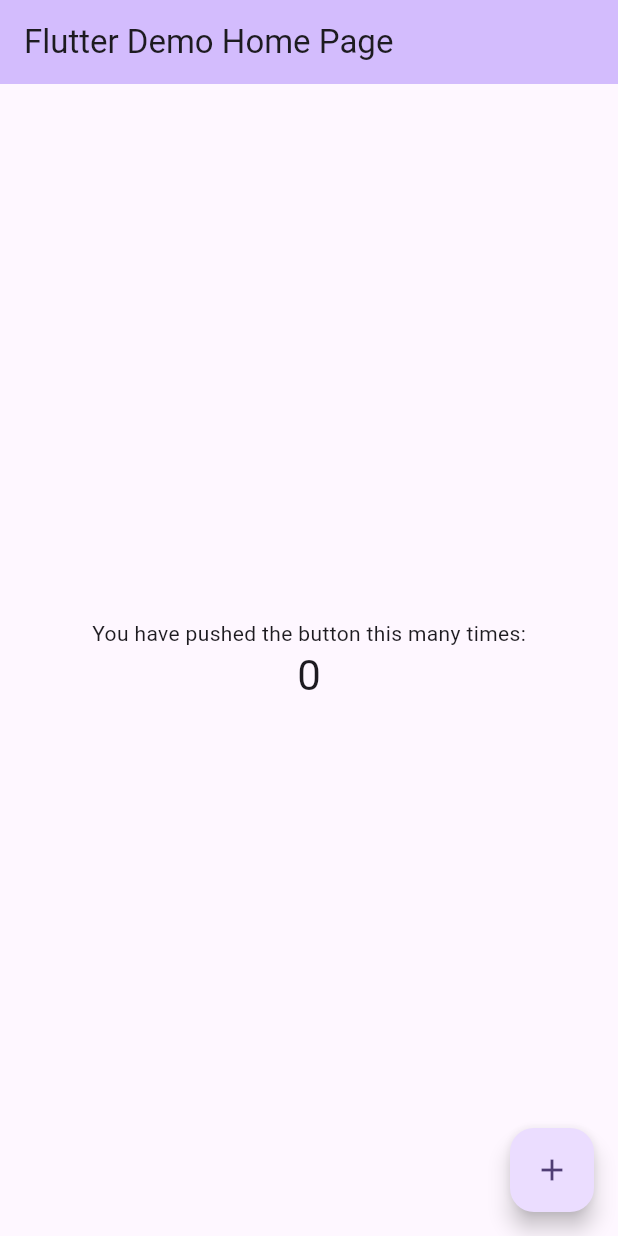
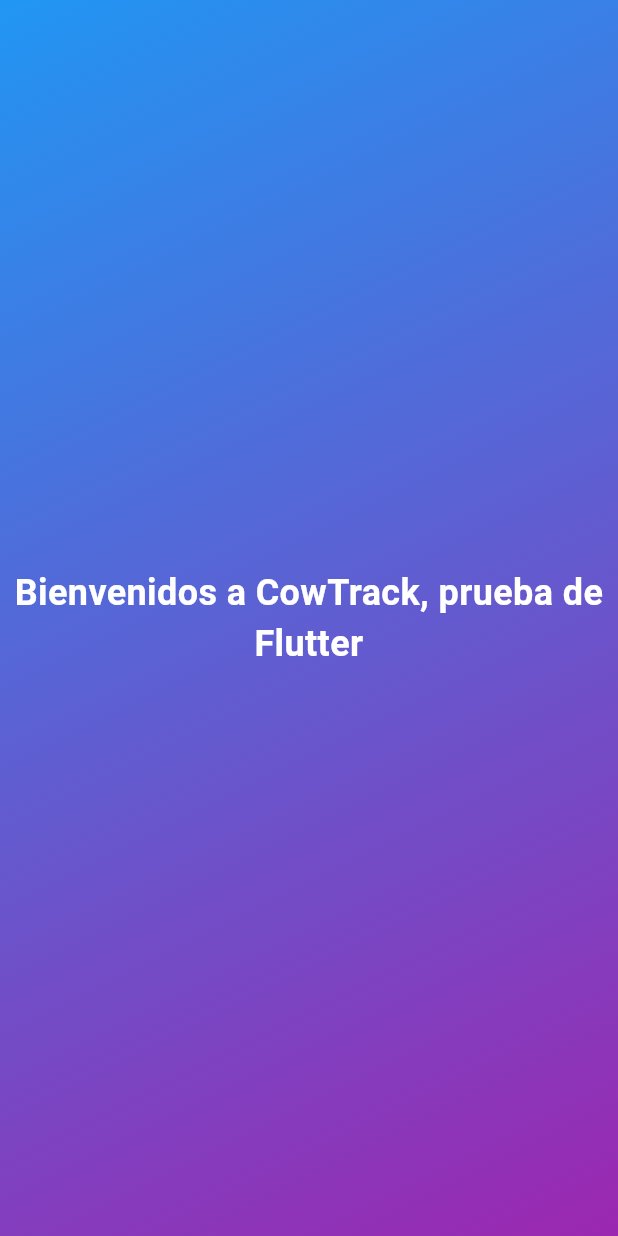
Before and after one commit to AlexGoodD/CowTrack, a Flutter app: the screen it shows after launch, on a phone screen of 412 x 824 dp. Run offline on Flutter 3.47's test engine with Material 3 defaults, Android fonts, the phone set to English and light mode, and no system bars.

Commit message:
Main test

```diff
--- a/lib/main.dart
+++ b/lib/main.dart
@@ -7,119 +7,47 @@
 class MyApp extends StatelessWidget {
   const MyApp({super.key});
 
-  // This widget is the root of your application.
   @override
   Widget build(BuildContext context) {
     return MaterialApp(
       title: 'Flutter Demo',
       theme: ThemeData(
-        // This is the theme of your application.
-        //
-        // TRY THIS: Try running your application with "flutter run". You'll see
-        // the application has a purple toolbar. Then, without quitting the app,
-        // try changing the seedColor in the colorScheme below to Colors.green
-        // and then invoke "hot reload" (save your changes or press the "hot
-        // reload" button in a Flutter-supported IDE, or press "r" if you used
-        // the command line to start the app).
-        //
-        // Notice that the counter didn't reset back to zero; the application
-        // state is not lost during the reload. To reset the state, use hot
-        // restart instead.
-        //
-        // This works for code too, not just values: Most code changes can be
-        // tested with just a hot reload.
         colorScheme: ColorScheme.fromSeed(seedColor: Colors.deepPurple),
         useMaterial3: true,
       ),
-      home: const MyHomePage(title: 'Flutter Demo Home Page'),
+      home: const MyHomePage(title: 'Flutter Demo'),
     );
   }
 }
 
-class MyHomePage extends StatefulWidget {
+class MyHomePage extends StatelessWidget {
   const MyHomePage({super.key, required this.title});
-
-  // This widget is the home page of your application. It is stateful, meaning
-  // that it has a State object (defined below) that contains fields that affect
-  // how it looks.
-
-  // This class is the configuration for the state. It holds the values (in this
-  // case the title) provided by the parent (in this case the App widget) and
-  // used by the build method of the State. Fields in a Widget subclass are
-  // always marked "final".
 
   final String title;
 
   @override
-  State<MyHomePage> createState() => _MyHomePageState();
-}
-
-class _MyHomePageState extends State<MyHomePage> {
-  int _counter = 0;
-
-  void _incrementCounter() {
-    setState(() {
-      // This call to setState tells the Flutter framework that something has
-      // changed in this State, which causes it to rerun the build method below
-      // so that the display can reflect the updated values. If we changed
-      // _counter without calling setState(), then the build method would not be
-      // called again, and so nothing would appear to happen.
-      _counter++;
-    });
-  }
-
-  @override
   Widget build(BuildContext context) {
-    // This method is rerun every time setState is called, for instance as done
-    // by the _incrementCounter method above.
-    //
-    // The Flutter framework has been optimized to make rerunning build methods
-    // fast, so that you can just rebuild anything that needs updating rather
-    // than having to individually change instances of widgets.
     return Scaffold(
-      appBar: AppBar(
-        // TRY THIS: Try changing the color here to a specific color (to
-        // Colors.amber, perhaps?) and trigger a hot reload to see the AppBar
-        // change color while the other colors stay the same.
-        backgroundColor: Theme.of(context).colorScheme.inversePrimary,
-        // Here we take the value from the MyHomePage object that was created by
-        // the App.build method, and use it to set our appbar title.
-        title: Text(widget.title),
-      ),
-      body: Center(
-        // Center is a layout widget. It takes a single child and positions it
-        // in the middle of the parent.
-        child: Column(
-          // Column is also a layout widget. It takes a list of children and
-          // arranges them vertically. By default, it sizes itself to fit its
-          // children horizontally, and tries to be as tall as its parent.
-          //
-          // Column has various properties to control how it sizes itself and
-          // how it positions its children. Here we use mainAxisAlignment to
-          // center the children vertically; the main axis here is the vertical
-          // axis because Columns are vertical (the cross axis would be
-          // horizontal).
-          //
-          // TRY THIS: Invoke "debug painting" (choose the "Toggle Debug Paint"
-          // action in the IDE, or press "p" in the console), to see the
-          // wireframe for each widget.
-          mainAxisAlignment: MainAxisAlignment.center,
-          children: <Widget>[
-            const Text(
-              'You have pushed the button this many times:',
+      body: Container(
+        decoration: const BoxDecoration(
+          gradient: LinearGradient(
+            colors: [Colors.blue, Colors.purple],
+            begin: Alignment.topLeft,
+            end: Alignment.bottomRight,
+          ),
+        ),
+        child: const Center(
+          child: Text(
+            'Bienvenidos a CowTrack, prueba de Flutter',
+            style: TextStyle(
+              fontSize: 24,
+              fontWeight: FontWeight.bold,
+              color: Colors.white,
             ),
-            Text(
-              '$_counter',
-              style: Theme.of(context).textTheme.headlineMedium,
-            ),
-          ],
+            textAlign: TextAlign.center,
+          ),
         ),
       ),
-      floatingActionButton: FloatingActionButton(
-        onPressed: _incrementCounter,
-        tooltip: 'Increment',
-        child: const Icon(Icons.add),
-      ), // This trailing comma makes auto-formatting nicer for build methods.
     );
   }
 }
```
